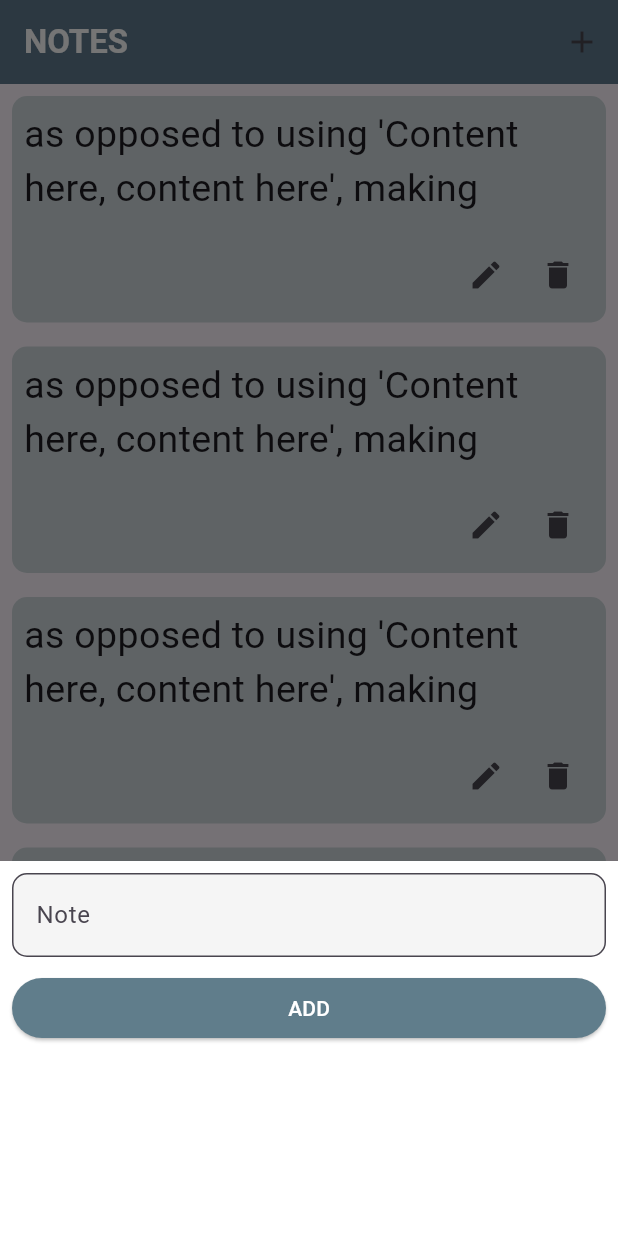
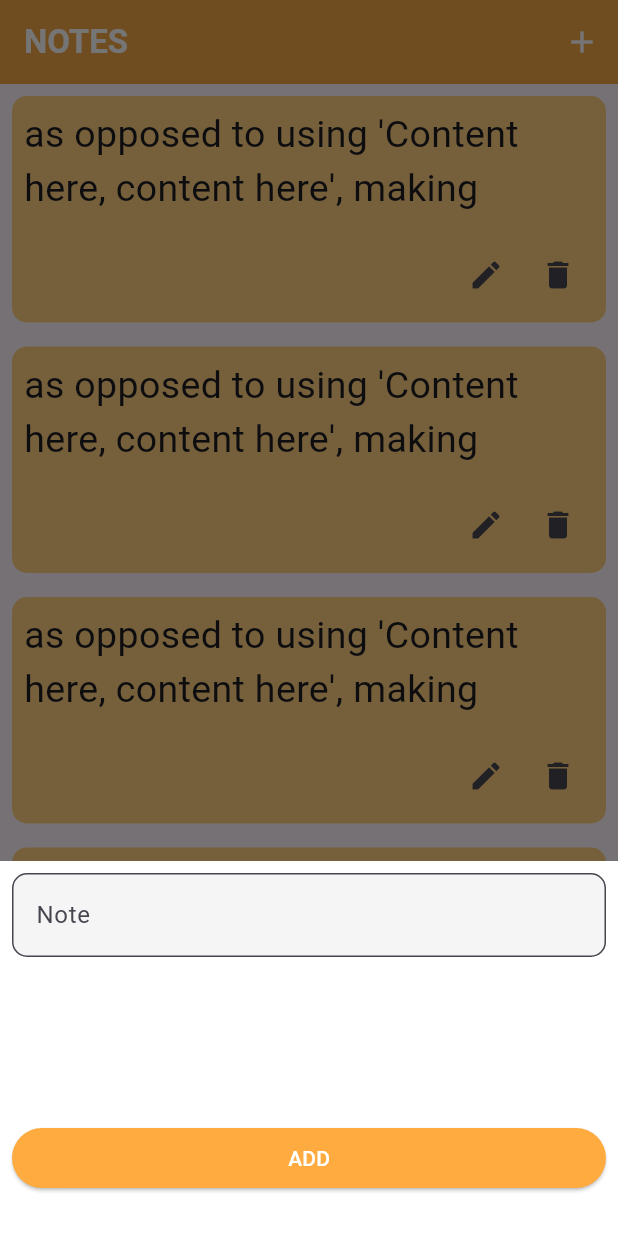
Before and after one commit to AbdullahAlomair6/notes-app, a Flutter app: the HomeLayout screen opened by its route, item 2 of the bottom bar chosen, after a tap on the "add" icon, on a phone screen of 412 x 824 dp. Run offline on Flutter 3.47's test engine with Material 3 defaults, Android fonts, the phone set to English and light mode, and no system bars; our stand-ins replace firebase_auth, firebase_core, flutter_bloc, go_router, sqflite; accounts and stored records are empty; network calls fail.

```diff
--- a/lib/core/app_routes.dart
+++ b/lib/core/app_routes.dart
@@ -1,3 +1,4 @@
+import 'package:flutter/material.dart';
 import 'package:go_router/go_router.dart';
 import 'package:notes_app/modules/login/view/login_screen.dart';
 import 'package:notes_app/modules/login/view/signup_screen.dart';
@@ -8,7 +9,7 @@ enum AppRouter { homeLayout, loginScreen, signupScreen }
 
 GoRouter goRouter() {
   return GoRouter(
-    initialLocation: '/homeLayout',
+    initialLocation: '/signupScreen',
     routes: <RouteBase>[
       GoRoute(
         path: "/homeLayout",
--- a/lib/custom-widget/widget/app_bar_design.dart
+++ b/lib/custom-widget/widget/app_bar_design.dart
@@ -17,13 +17,21 @@ class AppBarDesign extends StatelessWidget implements PreferredSizeWidget {
   @override
   Widget build(BuildContext context) {
     return AppBar(
-      actions: [IconButton(onPressed: onPressedIcon, icon: Icon(Icons.add))],
-      leading: exitIconShow ? IconButton(
-        onPressed: onPressedIconExit,
-        icon: Icon(Icons.exit_to_app_rounded),
-      ) : null,
+      actions: [
+        IconButton(
+          onPressed: onPressedIcon,
+          icon: Icon(Icons.add, color: Colors.white),
+        ),
+      ],
+      leading:
+          exitIconShow
+              ? IconButton(
+                onPressed: onPressedIconExit,
+                icon: Icon(Icons.exit_to_app_rounded, color: Colors.white),
+              )
+              : null,
       centerTitle: false,
-      backgroundColor: Colors.blueGrey,
+      backgroundColor: Colors.orangeAccent,
       elevation: 2,
       title: Text(
         title,
--- a/lib/custom-widget/widget/card_items.dart
+++ b/lib/custom-widget/widget/card_items.dart
@@ -24,7 +24,7 @@ class CardItems extends StatelessWidget {
             padding: const EdgeInsets.all(8.0),
             child: Container(
               decoration: BoxDecoration(
-                color: Colors.blueGrey[100],
+                color: Colors.orangeAccent[100],
                 borderRadius: BorderRadius.circular(10),
               ),
               height: 151,
--- a/lib/custom-widget/widget/custom_edittext.dart
+++ b/lib/custom-widget/widget/custom_edittext.dart
@@ -29,17 +29,19 @@ class CustomEdittext extends StatelessWidget {
     required this.hint,
     this.fontLabelSize,
     this.fontHintSize,
-    this.filled = true,
+    this.filled = true,  this.obscureText = false, this.errorText,
   });
 
   final String? label;
   final String hint;
+  final String? errorText;
   final int minLines;
   final int maxLines;
   final TextFormFieldType type;
   final TextStyle? style;
   final TextEditingController controller;
   final bool isNote, filled;
+  final bool obscureText;
   final double? fontLabelSize;
   final double? fontHintSize;
 
@@ -55,6 +57,8 @@ class CustomEdittext extends StatelessWidget {
 
   Widget buildTextField() {
     return TextFormField(
+
+      obscureText : obscureText,
       maxLines: maxLines,
       minLines: minLines,
       decoration: defaultDecoration(),
@@ -80,6 +84,7 @@ class CustomEdittext extends StatelessWidget {
               : null,
       filled: filled,
       fillColor: Colors.grey[100],
+      errorText: errorText,
     );
   }
 
--- a/lib/main.dart
+++ b/lib/main.dart
@@ -32,7 +32,7 @@ class _MyAppState extends State<MyApp> {
 
   @override
   Widget build(BuildContext context) {
-    final router = goRouter();
-    return MaterialApp.router(routerConfig: router);
+    final router = goRouter;
+    return MaterialApp.router(routerConfig: router());
   }
 }
--- a/lib/modules/bottom_navigation/bottom_navigation_bar.dart
+++ b/lib/modules/bottom_navigation/bottom_navigation_bar.dart
@@ -18,8 +18,9 @@ class AppNavigationBar extends StatelessWidget {
           onTap: (index) {
             cubit.selectBottomNav(index);
           },
-          backgroundColor: Colors.blueGrey[50],
-          selectedItemColor: Colors.blueGrey,
+          backgroundColor: Colors.orangeAccent,
+          selectedItemColor: Colors.white,
+          unselectedItemColor: Colors.white,
           elevation: 0.0,
           showUnselectedLabels: false,
         );
--- a/lib/modules/bottom_sheet/view/bottom_sheet_screen.dart
+++ b/lib/modules/bottom_sheet/view/bottom_sheet_screen.dart
@@ -31,7 +31,8 @@ class BottomSheetScreen extends StatelessWidget {
                     hint: 'Write your note',
                     controller: cubit.noteController,
                   ),
-                  SizedBox(height: 10),
+                  //SizedBox(height: 10),
+                  Spacer(),
                   Padding(
                     padding: const EdgeInsets.all(.0),
                     child: ElevatedButton(
@@ -45,7 +46,7 @@ class BottomSheetScreen extends StatelessWidget {
                       },
                       style: ButtonStyle(
                         backgroundColor: MaterialStateProperty.all<Color>(
-                          Colors.blueGrey,
+                          Colors.orangeAccent,
                         ),
                       ),
                       child: Center(
@@ -56,6 +57,7 @@ class BottomSheetScreen extends StatelessWidget {
                       ),
                     ),
                   ),
+                  SizedBox(height: 20,)
                 ],
               ),
             ),
--- a/lib/modules/login/bloc/login_state.dart
+++ b/lib/modules/login/bloc/login_state.dart
@@ -1,3 +1,5 @@
 abstract class LoginState {}
 
 class InitialState extends LoginState {}
+
+class LoginSuccess extends LoginState {}
--- a/lib/modules/new_notes/bloc/new_notes_cubit.dart
+++ b/lib/modules/new_notes/bloc/new_notes_cubit.dart
@@ -1,6 +1,5 @@
 import 'package:firebase_auth/firebase_auth.dart';
 import 'package:flutter_bloc/flutter_bloc.dart';
-import 'package:go_router/go_router.dart';
 
 import '../../../helper/database_helper/database_helper.dart';
 import 'new_notes_state.dart';
@@ -10,21 +9,18 @@ class NewNotesCubit extends Cubit<NewNotesState> {
 
   DatabaseHelper notesDb = DatabaseHelper();
 
-  List<Map> getListData = [];
-
-  readData() async {
+  Future<void> readData() async {
     emit(ReadNoteState());
-    getListData = await notesDb.readData("SELECT * FROM notes");
-    //print(getListData);
-    emit(ReadNoteStateSuccess());
+    List<Map> getListData = await notesDb.readData();
+    emit(ReadNoteStateSuccess(getListData));
   }
 
   deleteData(Map<dynamic, dynamic> data) async {
-    await notesDb.deleteData("DELETE FROM notes WHERE id = ${data['id']}");
+    await notesDb.deleteData(data);
     readData();
   }
 
-  void signOut() async{
+  Future<void> signOut() async {
     await FirebaseAuth.instance.signOut();
   }
 }
--- a/lib/modules/new_notes/bloc/new_notes_state.dart
+++ b/lib/modules/new_notes/bloc/new_notes_state.dart
@@ -4,4 +4,8 @@ class InitialState extends NewNotesState {}
 
 class ReadNoteState extends NewNotesState {}
 
-class ReadNoteStateSuccess extends NewNotesState{}
+class ReadNoteStateSuccess extends NewNotesState {
+  ReadNoteStateSuccess(this.response);
+
+  List<Map> response;
+}
--- a/lib/modules/new_notes/view/new_notes_screen.dart
+++ b/lib/modules/new_notes/view/new_notes_screen.dart
@@ -1,7 +1,7 @@
-import 'package:firebase_auth/firebase_auth.dart';
 import 'package:flutter/material.dart';
 import 'package:flutter_bloc/flutter_bloc.dart';
 import 'package:go_router/go_router.dart';
+import 'package:notes_app/core/app_routes.dart';
 import 'package:notes_app/modules/new_notes/bloc/new_notes_state.dart';
 
 import '../../../custom-widget/widget/app_bar_design.dart';
@@ -14,17 +14,15 @@ class NewNotesScreen extends StatelessWidget {
 
   @override
   Widget build(BuildContext context) {
-    return BlocProvider(
-      create: (context) => NewNotesCubit()..readData(),
+    return Scaffold(
+      appBar: _appBarDesign(context),
+      body: BlocProvider(
+        create: (BuildContext context) => NewNotesCubit()..readData(),
         child: BlocBuilder<NewNotesCubit, NewNotesState>(
           builder: (context, state) {
-          final notesData = context.watch<NewNotesCubit>().getListData;
-          return Scaffold(
-            appBar: _appBarDesign(context),
-            body:
-                notesData.isEmpty
-                    ? Center(child: CircularProgressIndicator())
-                    : ListView.separated(
+            if (state is ReadNoteStateSuccess) {
+              List<Map> notesData = state.response;
+              return ListView.separated(
                 itemBuilder:
                     (context, index) => CardItems(
                       text: "${notesData[index]['note']}",
@@ -32,9 +30,8 @@ class NewNotesScreen extends StatelessWidget {
                         showModalBottomSheet(
                           context: context,
                           builder:
-                                    (context) => BottomSheetScreen(
-                                      note: notesData[index],
-                                    ),
+                              (context) =>
+                                  BottomSheetScreen(note: notesData[index]),
                         );
                       },
                       deleteOnPressed: () {
@@ -45,9 +42,11 @@ class NewNotesScreen extends StatelessWidget {
                     ),
                 separatorBuilder: (context, index) => Container(),
                 itemCount: notesData.length,
+              );
+            }
+            return const Center(child: CircularProgressIndicator());
+          },
         ),
-          );
-        },
       ),
     );
   }
@@ -63,9 +62,9 @@ AppBarDesign _appBarDesign(context) {
       );
     },
     exitIconShow: true,
-    onPressedIconExit: ()async{
-      await FirebaseAuth.instance.signOut();
-      GoRouter.of(context).pushReplacementNamed('loginScreen');
+    onPressedIconExit: () async {
+      NewNotesCubit().signOut();
+      GoRouter.of(context).pushReplacementNamed(AppRouter.loginScreen.name);
     },
   );
 }
--- a/pubspec.yaml
+++ b/pubspec.yaml
@@ -32,9 +32,6 @@ dependencies:
   sqflite: ^2.4.2
   go_router: ^15.2.0
   firebase_core: ^3.15.1
-  cloud_firestore: ^5.6.11
-  firebase_storage: ^12.4.9
-  firebase_messaging: ^15.2.9
   firebase_auth: ^5.6.2
   google_sign_in: ^7.1.0
 
```
Also changed, not shown: lib/helper/database_helper/database_helper.dart (+15 -8 lines), lib/modules/bottom_sheet/bloc/bottom_sheet_cubit.dart (+2 -9 lines), lib/modules/login/bloc/login_cubit.dart (+33 -2 lines), lib/modules/login/view/login_screen.dart (+37 -7 lines), lib/modules/login/view/signup_screen.dart (+9 -19 lines), pubspec.lock, 3 other files. Lines whose indentation alone changed are shown as unchanged.
